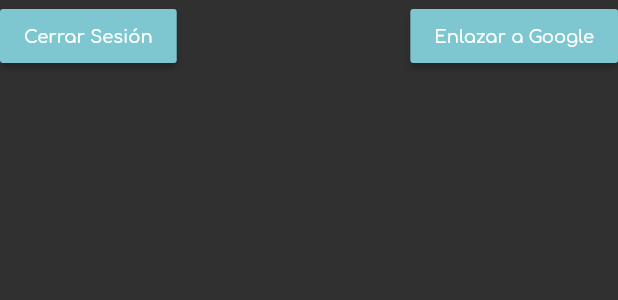
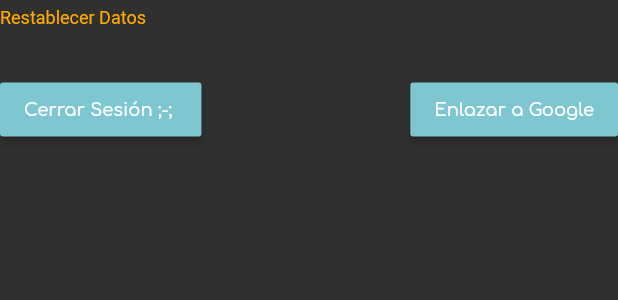
Before and after one commit to jahurtadod/TEMIS, a Flutter app: the Settings widget shown alone on an empty page, opened directly, on a phone screen of 412 x 824 dp. Shown: the top 300 px of the screen. Run offline on Flutter 3.47's test engine with Material 2 defaults, Android fonts, the phone set to English and light mode, and no system bars; our stand-ins replace cloud_firestore, firebase_auth, flutter_spinkit, google_fonts; missing offline and left inert: generic_bloc_provider; accounts and stored records are empty.

Commit message:
Short files

```diff
--- /dev/null
+++ b/lib/User/ui/widgets/home/settings.dart
@@ -0,0 +1,47 @@
+import 'package:flutter/material.dart';
+
+class Settings extends StatelessWidget {
+  const Settings({
+    Key key,
+  }) : super(key: key);
+
+  @override
+  Widget build(BuildContext context) {
+    return Column(
+      crossAxisAlignment: CrossAxisAlignment.start,
+      children: <Widget>[
+        Container(
+          padding: EdgeInsets.only(top: 5, bottom: 30),
+          child: InkWell(
+            child: Text(
+              "Restablecer Datos",
+              style: Theme.of(context).textTheme.caption,
+            ),
+          ),
+        ),
+        Row(
+          mainAxisAlignment: MainAxisAlignment.spaceBetween,
+          children: <Widget>[
+            Flexible(
+              flex: 3,
+              child: RaisedButton(
+                onPressed: () {},
+                child: Text("Cerrar Sesión ;-; "),
+              ),
+            ),
+            SizedBox(
+              width: 10,
+            ),
+            Flexible(
+              flex: 3,
+              child: RaisedButton(
+                onPressed: () {},
+                child: Text("Enlazar a Google"),
+              ),
+            ),
+          ],
+        ),
+      ],
+    );
+  }
+}
--- a/lib/User/ui/widgets/settings.dart
+++ /dev/null
@@ -1,28 +0,0 @@
-import 'package:flutter/material.dart';
-
-class Settings extends StatelessWidget {
-  const Settings({
-    Key key,
-  }) : super(key: key);
-
-  @override
-  Widget build(BuildContext context) {
-    return Row(
-      children: <Widget>[
-        Container(
-          child: RaisedButton(
-            onPressed: () {},
-            child: Text("Cerrar Sesión"),
-          ),
-        ),
-        Spacer(),
-        Container(
-          child: RaisedButton(
-            onPressed: () {},
-            child: Text("Enlazar a Google"),
-          ),
-        ),
-      ],
-    );
-  }
-}
--- a/lib/main.dart
+++ b/lib/main.dart
@@ -20,6 +20,7 @@ class MyApp extends StatelessWidget {
       background: Color(0xff292a2d),
       primary: Color(0xff7ec7d0),
       secondary: Color(0xffffab00),
+      primaryVariant: Color(0xff292a2d),
       // secondaryVariant: Color(0xff7ec7d0),
       // surface: Color(0xff7ec7d0),
       // primary: Color(0xff7ec7d0),
@@ -47,7 +48,7 @@ class MyApp extends StatelessWidget {
       ),
       caption: GoogleFonts.roboto(
         color: Color(0xffffab00),
-        fontSize: 10,
+        fontSize: 12,
       ),
       button: GoogleFonts.comfortaa(
         color: Color(0xfff4f4f4),
@@ -61,6 +62,7 @@ class MyApp extends StatelessWidget {
         debugShowCheckedModeBanner: false,
         title: 'TEMIS',
         theme: ThemeData(
+          //bottomSheetTheme: BottomSheetThemeData(backgroundColor: Colors.black),
           colorScheme: colorScheme,
           // primaryColor: Color(0xff7ec7d0),
           // accentColor: Color(0xff7ec7d0),
```
Also changed, not shown: lib/User/ui/screens/home.dart (+24 -3 lines), lib/User/ui/widgets/home/profile.dart (renamed from lib/User/ui/widgets/profile.dart, +19 -15 lines), lib/User/ui/widgets/home/settings_profile.dart (renamed from lib/User/ui/widgets/settings_profile.dart, +5 -4 lines).
